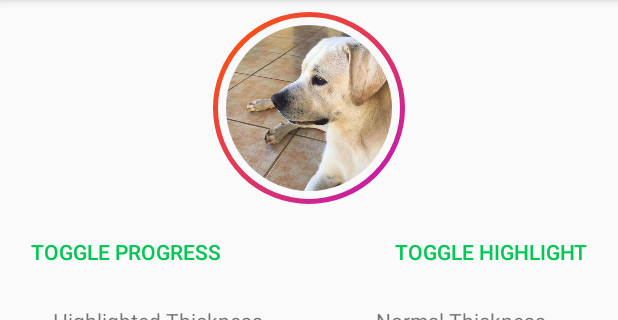
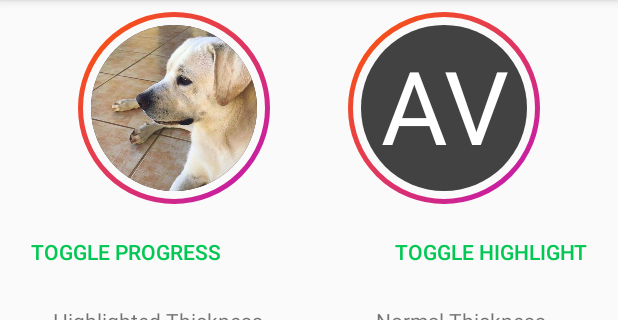
Before and after one commit to vitorhugods/AvatarView, an Android app: the screen it shows after launch (MainActivity), on a phone screen of 412 x 824 dp, the part 84-404 px from its top. Run offline under Robolectric (Android 15) with nearby library versions, the phone set to English and light mode, and no system bars; libraries missing offline, so code that uses them is left out: com.flask.colorpicker, com.xw.repo; plain views replace BubbleSeekBar; 9 statements that could not run were skipped.

Commit message:
Update sample app to include text/initials drawing

```diff
--- a/app/src/main/res/layout/activity_main.xml
+++ b/app/src/main/res/layout/activity_main.xml
@@ -18,11 +18,35 @@
         app:avvy_border_highlight_color_end="#bf15bc"
         app:avvy_border_thickness="2dp"
         app:avvy_border_thickness_highlight="3dp"
+        app:avvy_circle_background_color="@color/grey800"
         app:avvy_distance_to_border="5dp"
         app:avvy_highlighted="true"
         app:avvy_loading_arches="5"
         app:avvy_loading_arches_degree_area="90"
+        app:avvy_text_size="68sp"
         app:layout_constraintLeft_toLeftOf="parent"
+        app:layout_constraintRight_toLeftOf="@id/avatarView2"
+        app:layout_constraintTop_toTopOf="parent" />
+
+    <xyz.schwaab.avvylib.AvatarView
+        android:id="@+id/avatarView2"
+        android:layout_width="128dp"
+        android:layout_height="128dp"
+        android:layout_marginTop="8dp"
+        app:avvy_border_color="@color/grey400"
+        app:avvy_border_color_end="@color/grey400"
+        app:avvy_border_highlight_color="#ff5900"
+        app:avvy_border_highlight_color_end="#bf15bc"
+        app:avvy_border_thickness="2dp"
+        app:avvy_border_thickness_highlight="3dp"
+        app:avvy_circle_background_color="@color/grey800"
+        app:avvy_distance_to_border="5dp"
+        app:avvy_highlighted="true"
+        app:avvy_loading_arches="5"
+        app:avvy_loading_arches_degree_area="90"
+        app:avvy_text="Avatar View"
+        app:avvy_text_size="68sp"
+        app:layout_constraintLeft_toRightOf="@id/avatarView"
         app:layout_constraintRight_toRightOf="parent"
         app:layout_constraintTop_toTopOf="parent" />
 
@@ -31,8 +55,8 @@
         style="@style/Widget.AppCompat.Button.Borderless.Colored"
         android:layout_width="wrap_content"
         android:layout_height="wrap_content"
+        android:layout_marginTop="8dp"
         android:layout_marginEnd="8dp"
-        android:layout_marginTop="8dp"
         android:text="@string/toggle_highlight"
         app:layout_constraintEnd_toEndOf="parent"
         app:layout_constraintTop_toBottomOf="@+id/avatarView" />
@@ -67,9 +91,9 @@
                     android:id="@+id/textView"
                     android:layout_width="wrap_content"
                     android:layout_height="wrap_content"
-                    android:layout_marginEnd="8dp"
                     android:layout_marginStart="8dp"
                     android:layout_marginTop="8dp"
+                    android:layout_marginEnd="8dp"
                     android:text="@string/highlighted_thickness"
                     app:layout_constraintEnd_toStartOf="@+id/guideline"
                     app:layout_constraintStart_toStartOf="parent"
@@ -79,17 +103,17 @@
                     android:id="@+id/seekbarHighlightBorderThickness"
                     android:layout_width="0dp"
                     android:layout_height="wrap_content"
+                    android:layout_marginStart="8dp"
                     android:layout_marginEnd="8dp"
-                    android:layout_marginStart="8dp"
-                    app:bsb_thumb_color="?colorPrimaryDark"
-                    app:bsb_second_track_color="?colorPrimary"
                     app:bsb_bubble_text_color="@color/white"
                     app:bsb_max="30"
                     app:bsb_min="0"
                     app:bsb_progress="20"
+                    app:bsb_second_track_color="?colorPrimary"
                     app:bsb_section_text_position="bottom_sides"
                     app:bsb_show_section_text="true"
                     app:bsb_show_thumb_text="true"
+                    app:bsb_thumb_color="?colorPrimaryDark"
                     app:layout_constraintEnd_toStartOf="@+id/guideline"
                     app:layout_constraintStart_toStartOf="parent"
                     app:layout_constraintTop_toBottomOf="@+id/textView" />
@@ -105,9 +129,9 @@
                     android:id="@+id/textView2"
                     android:layout_width="wrap_content"
                     android:layout_height="wrap_content"
-                    android:layout_marginEnd="8dp"
                     android:layout_marginStart="8dp"
                     android:layout_marginTop="8dp"
+                    android:layout_marginEnd="8dp"
                     android:text="@string/normal_thickness"
                     app:layout_constraintEnd_toEndOf="parent"
                     app:layout_constraintStart_toStartOf="@+id/guideline"
@@ -117,17 +141,17 @@
                     android:id="@+id/seekbarBorderThickness"
                     android:layout_width="0dp"
                     android:layout_height="wrap_content"
+                    android:layout_marginStart="8dp"
                     android:layout_marginEnd="8dp"
-                    android:layout_marginStart="8dp"
-                    app:bsb_thumb_color="?colorPrimaryDark"
-                    app:bsb_second_track_color="?colorPrimary"
                     app:bsb_bubble_text_color="@color/white"
                     app:bsb_max="30"
                     app:bsb_min="0"
                     app:bsb_progress="15"
+                    app:bsb_second_track_color="?colorPrimary"
                     app:bsb_section_text_position="bottom_sides"
                     app:bsb_show_section_text="true"
                     app:bsb_show_thumb_text="true"
+                    app:bsb_thumb_color="?colorPrimaryDark"
                     app:layout_constraintEnd_toEndOf="parent"
                     app:layout_constraintStart_toStartOf="@+id/guideline"
                     app:layout_constraintTop_toBottomOf="@+id/textView2" />
@@ -151,17 +175,17 @@
                     android:id="@+id/seekbarDistanceToBorder"
                     android:layout_width="0dp"
                     android:layout_height="wrap_content"
+                    android:layout_marginStart="8dp"
                     android:layout_marginEnd="8dp"
-                    android:layout_marginStart="8dp"
-                    app:bsb_thumb_color="?colorPrimaryDark"
-                    app:bsb_second_track_color="?colorPrimary"
                     app:bsb_bubble_text_color="@color/white"
                     app:bsb_max="30"
                     app:bsb_min="0"
                     app:bsb_progress="15"
+                    app:bsb_second_track_color="?colorPrimary"
                     app:bsb_section_text_position="bottom_sides"
                     app:bsb_show_section_text="true"
                     app:bsb_show_thumb_text="true"
+                    app:bsb_thumb_color="?colorPrimaryDark"
                     app:layout_constraintEnd_toStartOf="@+id/guideline3"
                     app:layout_constraintStart_toStartOf="parent"
                     app:layout_constraintTop_toBottomOf="@+id/textView5" />
@@ -172,34 +196,35 @@
                     android:layout_height="match_parent"
                     android:orientation="vertical"
                     app:layout_constraintGuide_percent="0.5" />
+
                 <TextView
                     android:id="@+id/textView6"
                     android:layout_width="wrap_content"
                     android:layout_height="wrap_content"
-                    android:layout_marginEnd="8dp"
                     android:layout_marginStart="8dp"
                     android:layout_marginTop="8dp"
-                    android:text="@string/arc_lenght"
+                    android:layout_marginEnd="8dp"
+                    android:text="@string/arc_length"
                     app:layout_constraintEnd_toEndOf="parent"
                     app:layout_constraintStart_toStartOf="@+id/guideline3"
                     app:layout_constraintTop_toTopOf="parent" />
 
                 <com.xw.repo.BubbleSeekBar
-                    android:id="@+id/seekbarArcLenght"
+                    android:id="@+id/seekbarArcLength"
                     android:layout_width="0dp"
                     android:layout_height="wrap_content"
+                    android:layout_marginStart="8dp"
                     android:layout_marginEnd="8dp"
-                    android:layout_marginStart="8dp"
-                    app:bsb_thumb_color="?colorPrimaryDark"
-                    app:bsb_second_track_color="?colorPrimary"
                     app:bsb_bubble_text_color="@color/white"
                     app:bsb_max="10"
                     app:bsb_min="0"
                     app:bsb_progress="2"
+                    app:bsb_second_track_color="?colorPrimary"
                     app:bsb_section_text_position="bottom_sides"
                     app:bsb_show_progress_in_float="true"
                     app:bsb_show_section_text="true"
                     app:bsb_show_thumb_text="true"
+                    app:bsb_thumb_color="?colorPrimaryDark"
                     app:layout_constraintEnd_toEndOf="parent"
                     app:layout_constraintStart_toStartOf="@+id/guideline3"
                     app:layout_constraintTop_toBottomOf="@+id/textView5" />
@@ -216,6 +241,7 @@
                     android:layout_height="match_parent"
                     android:orientation="vertical"
                     app:layout_constraintGuide_percent="0.25" />
+
                 <androidx.constraintlayout.widget.Guideline
                     android:id="@+id/guideline5"
                     android:layout_width="wrap_content"
@@ -227,9 +253,9 @@
                     android:id="@+id/textView3"
                     android:layout_width="wrap_content"
                     android:layout_height="wrap_content"
-                    android:layout_marginEnd="8dp"
                     android:layout_marginStart="8dp"
                     android:layout_marginTop="8dp"
+                    android:layout_marginEnd="8dp"
                     android:text="@string/arches_count"
                     app:layout_constraintEnd_toStartOf="@+id/guideline2"
                     app:layout_constraintStart_toStartOf="parent"
@@ -239,19 +265,19 @@
                     android:id="@+id/seekbarArchesCount"
                     android:layout_width="0dp"
                     android:layout_height="wrap_content"
+                    android:layout_marginStart="8dp"
                     android:layout_marginEnd="8dp"
-                    android:layout_marginStart="8dp"
-                    app:bsb_thumb_color="?colorPrimaryDark"
-                    app:bsb_second_track_color="?colorPrimary"
                     app:bsb_bubble_text_color="@color/white"
                     app:bsb_max="8"
                     app:bsb_min="0"
                     app:bsb_progress="5"
+                    app:bsb_second_track_color="?colorPrimary"
                     app:bsb_section_count="7"
                     app:bsb_section_text_position="bottom_sides"
                     app:bsb_show_section_mark="true"
                     app:bsb_show_section_text="true"
                     app:bsb_show_thumb_text="true"
+                    app:bsb_thumb_color="?colorPrimaryDark"
                     app:layout_constraintEnd_toStartOf="@+id/guideline2"
                     app:layout_constraintStart_toStartOf="parent"
                     app:layout_constraintTop_toBottomOf="@+id/textView3" />
@@ -267,9 +293,9 @@
                     android:id="@+id/textView4"
                     android:layout_width="wrap_content"
                     android:layout_height="wrap_content"
-                    android:layout_marginEnd="8dp"
                     android:layout_marginStart="8dp"
                     android:layout_marginTop="8dp"
+                    android:layout_marginEnd="8dp"
                     android:text="@string/arches_area"
                     app:layout_constraintEnd_toEndOf="parent"
                     app:layout_constraintStart_toStartOf="@+id/guideline2"
@@ -279,17 +305,17 @@
                     android:id="@+id/seekbarArchesArea"
                     android:layout_width="0dp"
                     android:layout_height="wrap_content"
+                    android:layout_marginStart="8dp"
                     android:layout_marginEnd="8dp"
-                    android:layout_marginStart="8dp"
-                    app:bsb_thumb_color="?colorPrimaryDark"
-                    app:bsb_second_track_color="?colorPrimary"
                     app:bsb_bubble_text_color="@color/white"
                     app:bsb_max="180"
                     app:bsb_min="0"
                     app:bsb_progress="90"
+                    app:bsb_second_track_color="?colorPrimary"
                     app:bsb_section_text_position="bottom_sides"
                     app:bsb_show_section_text="true"
                     app:bsb_show_thumb_text="true"
+                    app:bsb_thumb_color="?colorPrimaryDark"
                     app:layout_constraintEnd_toEndOf="parent"
                     app:layout_constraintStart_toStartOf="@+id/guideline2"
                     app:layout_constraintTop_toBottomOf="@+id/textView4" />
@@ -298,8 +324,8 @@
                     android:id="@+id/textView7"
                     android:layout_width="wrap_content"
                     android:layout_height="wrap_content"
+                    android:layout_marginTop="8dp"
                     android:layout_marginEnd="8dp"
-                    android:layout_marginTop="8dp"
                     android:text="@string/colors"
                     app:layout_constraintEnd_toStartOf="@+id/guideline2"
                     app:layout_constraintStart_toStartOf="parent"
@@ -310,9 +336,9 @@
                     android:layout_width="32dp"
                     android:layout_height="32dp"
                     android:layout_margin="8dp"
+                    android:layout_marginTop="4dp"
+                    android:layout_marginEnd="8dp"
                     android:layout_marginBottom="8dp"
-                    android:layout_marginEnd="8dp"
-                    android:layout_marginTop="4dp"
                     android:background="@color/grey400"
                     app:layout_constraintBottom_toBottomOf="parent"
                     app:layout_constraintEnd_toStartOf="@+id/guideline4"
@@ -344,8 +370,8 @@
                     android:layout_width="32dp"
                     android:layout_height="32dp"
                     android:layout_margin="8dp"
+                    android:layout_marginTop="8dp"
                     android:layout_marginEnd="8dp"
-                    android:layout_marginTop="8dp"
                     android:background="#ff5900"
                     app:layout_constraintEnd_toStartOf="@+id/guideline5"
                     app:layout_constraintTop_toBottomOf="@+id/textView9" />
@@ -354,8 +380,8 @@
                     android:id="@+id/textView9"
                     android:layout_width="wrap_content"
                     android:layout_height="wrap_content"
+                    android:layout_marginStart="8dp"
                     android:layout_marginEnd="8dp"
-                    android:layout_marginStart="8dp"
                     android:text="@string/highlight"
                     app:layout_constraintBottom_toBottomOf="@+id/textView7"
                     app:layout_constraintEnd_toEndOf="parent"
--- a/app/src/main/res/values/strings.xml
+++ b/app/src/main/res/values/strings.xml
@@ -9,9 +9,10 @@
     <string name="arches_count">Arches Count</string>
     <string name="arches_area">Arches Area</string>
     <string name="highlight">Highlight</string>
-    <string name="arc_lenght">Arc Lenght</string>
+    <string name="arc_length">Arc Lenght</string>
     <string name="confirm">Confirm</string>
     <string name="cancel">Cancel</string>
     <string name="choose_color">Choose color</string>
     <string name="colors">Colors</string>
+    <string name="it_works">It works!</string>
 </resources>
```
Also changed, not shown: app/src/main/java/xyz/schwaab/avvy/MainActivity.kt (+53 -22 lines).
